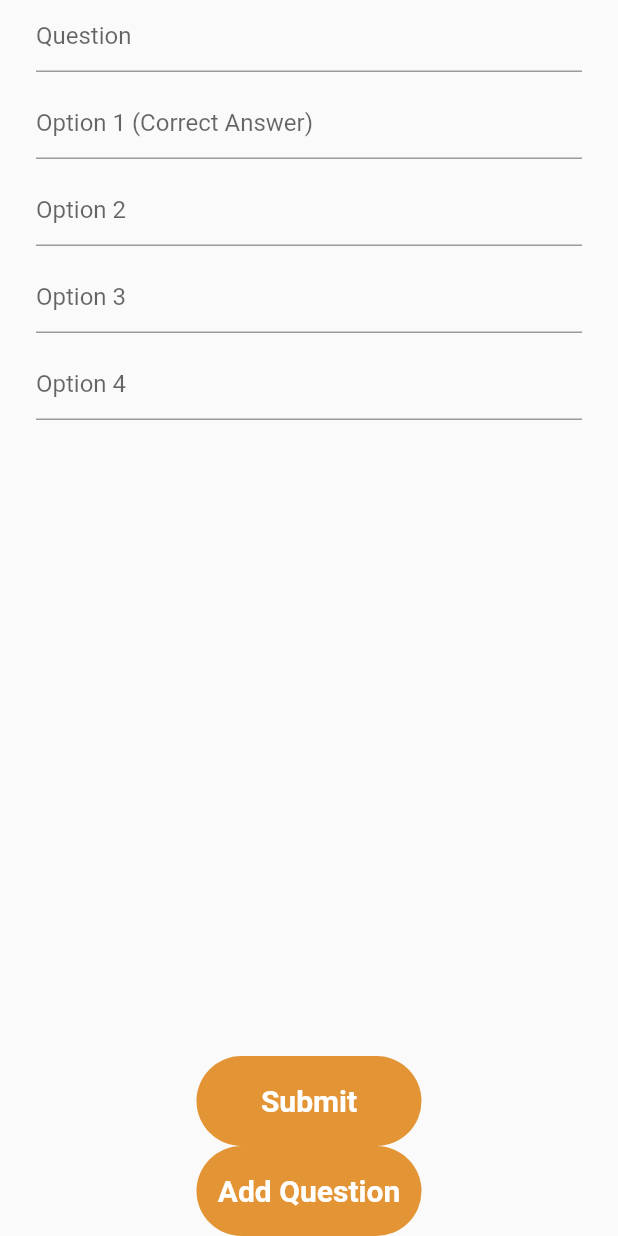
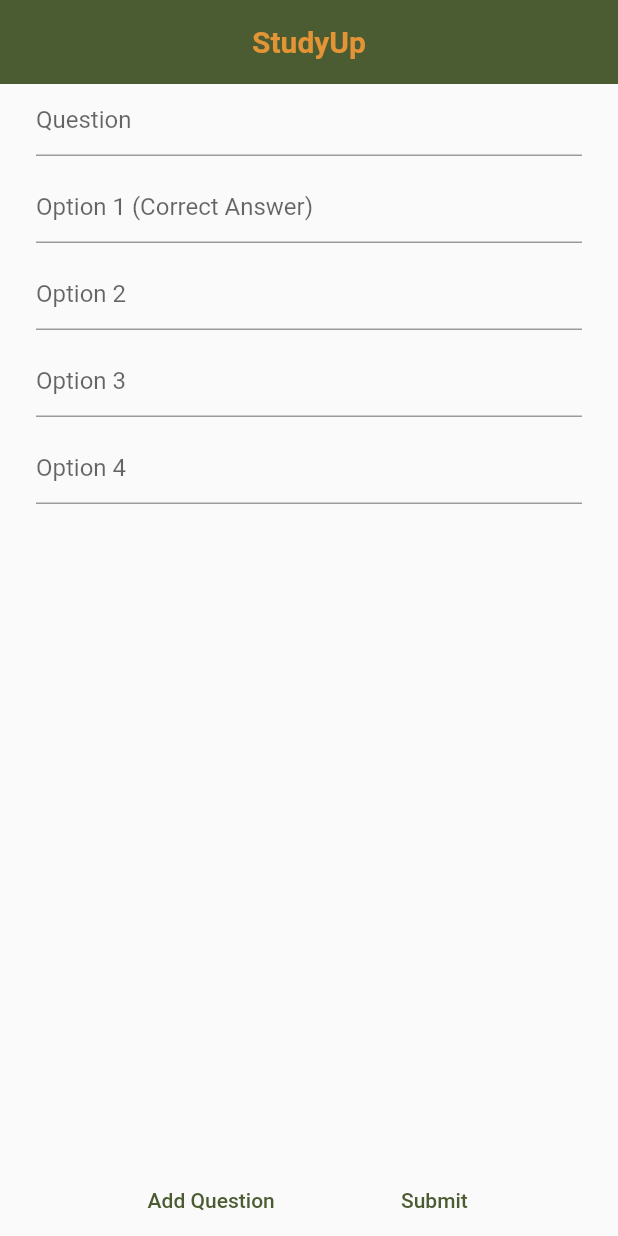
Before and after one commit to rexsolis7458/study_up_app_flutter, a Flutter app: the AddQuestion screen opened directly with empty values, on a phone screen of 412 x 824 dp. Run offline on Flutter 3.47's test engine with Material 2 defaults, Android fonts, the phone set to English and light mode, and no system bars; our stand-ins replace cloud_firestore, firebase_auth, firebase_core, firebase_storage, flutter_rating_bar, flutter_slidable and 7 more; missing offline and left inert: advance_pdf_viewer_fork, flutter_document_picker; accounts and stored records are empty.

```diff
--- a/lib/main_screens/group/files/files.dart
+++ b/lib/main_screens/group/files/files.dart
@@ -55,7 +55,10 @@ class _HomeFileState extends State<HomeFile> {
                     return Card(
                       child: ListTile(
                         title: Text(file.name),
-                        leading: const Icon(Icons.picture_as_pdf),
+                        leading: const Icon(
+                          Icons.picture_as_pdf,
+                          size: 40,
+                        ),
                         subtitle: Text(ratingValue != null
                             ? ratingValue.toString()
                             : 'Rate it!'),
--- a/lib/main_screens/group/q&a/question.dart
+++ b/lib/main_screens/group/q&a/question.dart
@@ -6,7 +6,6 @@ import 'package:random_string/random_string.dart';
 import 'package:study_up_app/main_screens/group/q&a/posting.dart';
 import '../../../helper/const.dart';
 import '../../../services/database.dart';
-import 'commentModel.dart';
 import 'feed.dart';
 import 'list.dart';
 
--- a/lib/main_screens/group/quiz/addQuestion.dart
+++ b/lib/main_screens/group/quiz/addQuestion.dart
@@ -47,6 +47,18 @@ class _AddQuestionState extends State<AddQuestion> {
   @override
   Widget build(BuildContext context) {
     return Scaffold(
+        appBar: AppBar(
+          backgroundColor: MainColor,
+          centerTitle: true,
+          elevation: 0,
+          title: Text(
+            'StudyUp',
+            style: TextStyle(
+              fontSize: 20,
+              fontWeight: FontWeight.bold,
+            ),
+          ),
+        ),
         body: _isLoading
             ? Container(
                 child: Center(
@@ -59,6 +71,7 @@ class _AddQuestionState extends State<AddQuestion> {
                   padding: EdgeInsets.symmetric(horizontal: 24),
                   child: Column(
                       mainAxisAlignment: MainAxisAlignment.center,
+                      crossAxisAlignment: CrossAxisAlignment.center,
                       children: [
                         TextFormField(
                           validator: (val) =>
@@ -123,56 +136,81 @@ class _AddQuestionState extends State<AddQuestion> {
                           },
                         ),
                         Spacer(),
-                        GestureDetector(
-                          onTap: () {
-                            Navigator.pop(
-                              context,
-                            );
-                          },
-                          child: Container(
-                            width: 150,
-                            height: 60,
-                            decoration: BoxDecoration(
-                                borderRadius: BorderRadius.circular(30),
-                                color: ButtonColor),
-                            child: Center(
-                              child: Text(
-                                "Submit",
-                                style: TextStyle(
-                                    fontSize: 20,
-                                    fontWeight: FontWeight.bold,
-                                    color: Colors.white),
+                        Row(
+                            crossAxisAlignment: CrossAxisAlignment.center,
+                            mainAxisAlignment: MainAxisAlignment.spaceEvenly,
+                            children: <Widget>[
+                              TextButton(
+                                onPressed: () {
+                                  uploadQuestionData();
+                                },
+                                child: const Text("Add Question"),
                               ),
-                            ),
-                          ),
-                        ),
-                        GestureDetector(
-                          onTap: () {
-                            uploadQuestionData();
-                            Navigator.push(
-                              context,
-                              MaterialPageRoute(
-                                builder: (context) => CreateQuiz(),
+                              TextButton(
+                                onPressed: () {
+                                  Navigator.pop(context);
+                                },
+                                child: const Text("Submit"),
                               ),
-                            );
-                          },
-                          child: Container(
-                            width: 150,
-                            height: 60,
-                            decoration: BoxDecoration(
-                                borderRadius: BorderRadius.circular(30),
-                                color: ButtonColor),
-                            child: Center(
-                              child: Text(
-                                "Add Question",
-                                style: TextStyle(
-                                    fontSize: 20,
-                                    fontWeight: FontWeight.bold,
-                                    color: Colors.white),
-                              ),
-                            ),
-                          ),
-                        ),
+                            ]),
+                        // Column(
+                        //   children: [
+                        //     GestureDetector(
+                        //       onTap: () {
+                        //         Navigator.pop(
+                        //           context,
+                        //         );
+                        //       },
+                        //       child: Container(
+                        //         width: 150,
+                        //         height: 60,
+                        //         decoration: BoxDecoration(
+                        //             borderRadius: BorderRadius.circular(30),
+                        //             color: ButtonColor),
+                        //         child: Center(
+                        //           child: Text(
+                        //             "Submit",
+                        //             style: TextStyle(
+                        //                 fontSize: 20,
+                        //                 fontWeight: FontWeight.bold,
+                        //                 color: Colors.white),
+                        //           ),
+                        //         ),
+                        //       ),
+                        //     ),
+                        //   ],
+                        // ),
+                        // Column(
+                        //   children: [
+                        //     GestureDetector(
+                        //       onTap: () {
+                        //         uploadQuestionData();
+                        //         Navigator.push(
+                        //           context,
+                        //           MaterialPageRoute(
+                        //             builder: (context) => CreateQuiz(),
+                        //           ),
+                        //         );
+                        //       },
+                        //       child: Container(
+                        //         width: 150,
+                        //         height: 60,
+                        //         decoration: BoxDecoration(
+                        //             borderRadius: BorderRadius.circular(30),
+                        //             color: ButtonColor),
+                        //         child: Center(
+                        //           child: Text(
+                        //             "Add Question",
+                        //             style: TextStyle(
+                        //                 fontSize: 20,
+                        //                 fontWeight: FontWeight.bold,
+                        //                 color: Colors.white),
+                        //           ),
+                        //         ),
+                        //       ),
+                        //     ),
+                        //   ],
+                        // ),
                       ]),
                 ),
               ));
--- a/lib/main_screens/group/quiz/quiz_form.dart
+++ b/lib/main_screens/group/quiz/quiz_form.dart
@@ -75,7 +75,7 @@ class _QuizFormState extends State<QuizForm> {
           : Form(
               key: _formKey,
               child: Container(
-                 margin: EdgeInsets.only(bottom: 8, top: 10),
+                margin: EdgeInsets.only(bottom: 8, top: 10),
                 color: BGColor,
                 padding: EdgeInsets.symmetric(horizontal: 24),
                 child: Column(
--- a/lib/main_screens/group/quiz/result.dart
+++ b/lib/main_screens/group/quiz/result.dart
@@ -1,4 +1,5 @@
 import 'package:flutter/material.dart';
+import 'package:study_up_app/main_screens/group/group.dart';
 import '../../../helper/const.dart';
 import '../../home/home_screen.dart';
 
@@ -44,10 +45,9 @@ class _ResultsState extends State<Results> {
                   foregroundColor: ButtonColor,
                 ),
                 onPressed: () {
-                  Navigator.push(context,
-                      MaterialPageRoute(builder: (context) => HomeScreen()));
+                  Navigator.pop(context);
                 },
-                child: Text('Go to Home'),
+                child: Text('Go Back'),
               ),
             ],
           ),
--- a/lib/main_screens/group/schedule/sched.dart
+++ b/lib/main_screens/group/schedule/sched.dart
@@ -36,6 +36,7 @@ class _SchedState extends State<Sched> {
       ),
     );
   }
+
 
   @override
   void initState() {
@@ -110,6 +111,7 @@ class SchedTile extends StatelessWidget {
               const SizedBox(
                 height: 6,
               ),
+
               // Text(
               //   desc,
               //   style: TextStyle(
```
Also changed, not shown: lib/main_screens/group/files/rate.dart (+23 -5 lines), lib/main_screens/group/q&a/commentModel.dart (deleted, +0 -21 lines), lib/main_screens/group/q&a/reply.dart (+0 -7 lines), lib/main_screens/group/quiz/create_quiz.dart (+43 -38 lines), lib/services/database.dart (+32 -16 lines).
